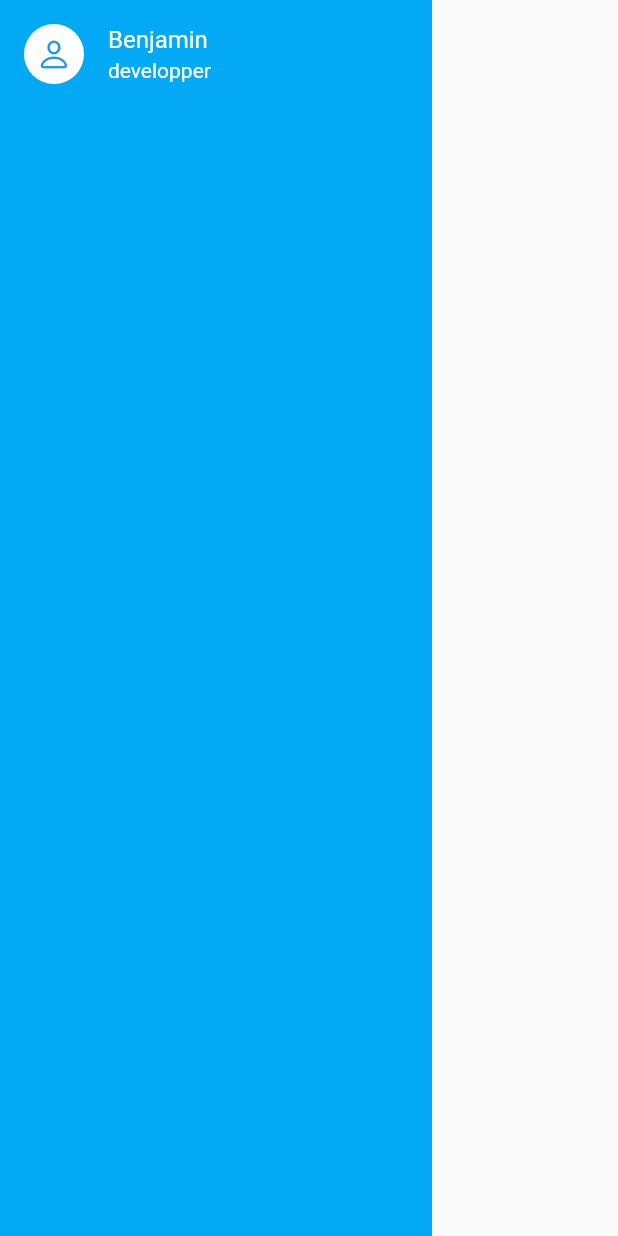
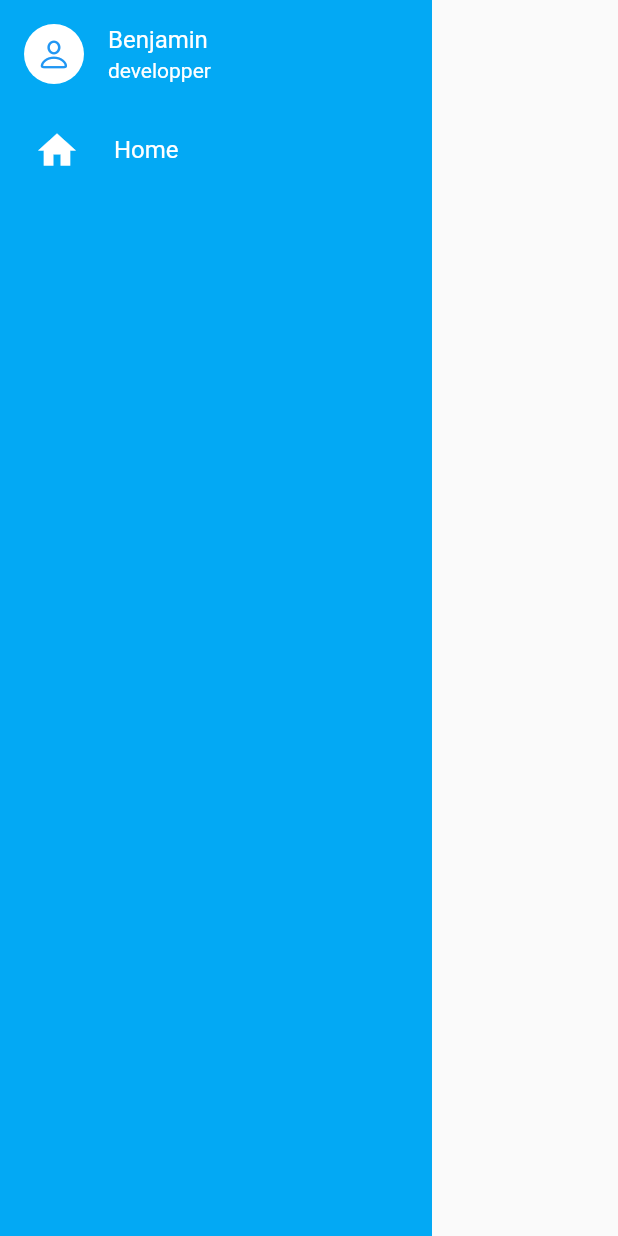
Before and after one commit to BeNyEz17/StJean_Douai_APP, a Flutter app: the SideMenu screen opened directly, on a phone screen of 412 x 824 dp. Run offline on Flutter 3.47's test engine with Material 2 defaults, Android fonts, the phone set to English and light mode, and no system bars; our stand-ins replace google_fonts.

Commit message:
modification + ajout

```diff
--- a/lib/components/side_menu.dart
+++ b/lib/components/side_menu.dart
@@ -27,6 +27,18 @@ class _SideMenuState extends State<SideMenu> {
                 name: "Benjamin",
                 option: "developper",
               ),
+              ListTile(
+                leading: SizedBox(
+                  height: 44,
+                  width: 44,
+                    child : Icon(
+                        Icons.home,
+                        color: Colors.white,
+                        size: 30.0,
+                    )
+                ) ,
+                title: Text("Home", style: TextStyle(color: Colors.white),),
+              )
             ],
           )),
         ),
--- a/lib/ecrans/page_entrer.dart
+++ b/lib/ecrans/page_entrer.dart
@@ -26,7 +26,7 @@ class PageEntrer extends StatelessWidget {
                 child: Container(
                   margin: const EdgeInsets.only(top: 90.0),
                   height: 300,
-                  child: Image.asset('images/logo2.png'),
+                  child: Image.asset('assets/images/logo2.png'),
                 ),
               ),
                 DelayedAnimation(
--- a/pubspec.yaml
+++ b/pubspec.yaml
@@ -29,6 +29,7 @@ environment:
 # the latest version available on pub.dev. To see which dependencies have newer
 # versions available, run `flutter pub outdated`.
 dependencies:
+  rive: 0.9.1
   flutter:
     sdk: flutter
 
@@ -45,7 +46,7 @@ dev_dependencies:
 flutter_icons:
   android: "launcher_icon"
   ios: true
-  image_path: "images/logo.png"
+  image_path: "assets/images/logo.png"
   min_sdk_android: 21 # android min sdk min:16, default 21
   web:
     generate: true
@@ -82,7 +83,7 @@ flutter:
 
   # To add assets to your application, add an assets section, like this:
   assets:
-     - images/
+     - assets/images/
 
   # An image asset can refer to one or more resolution-specific "variants", see
   # https://flutter.dev/assets-and-images/#resolution-aware
```
Also changed, not shown: assets/images/Logo.png (renamed from images/Logo.png), assets/images/logo2.png (renamed from images/logo2.png), pubspec.lock, 1 other file.
